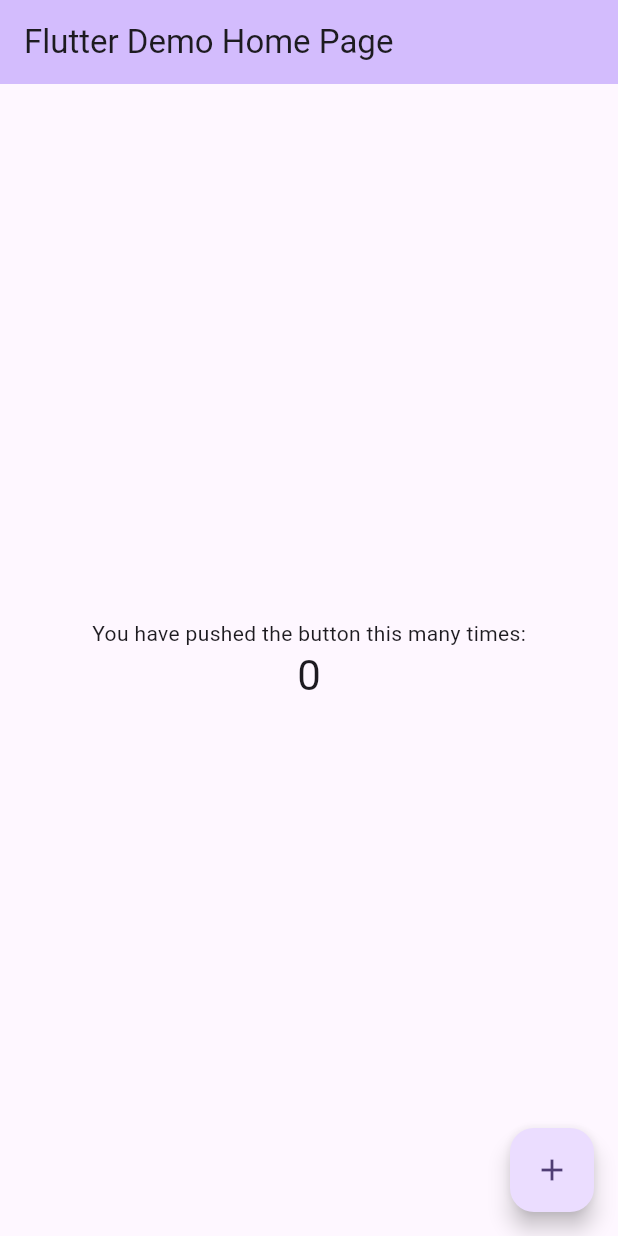
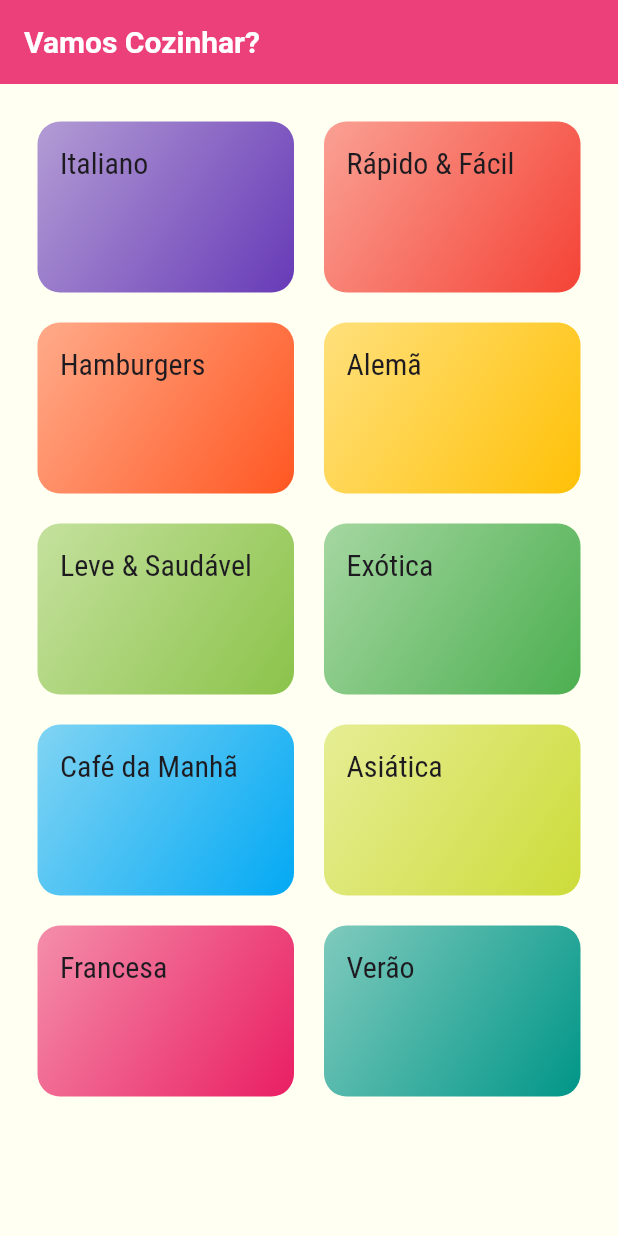
Before and after one commit to baakovi/meals, a Flutter app: the screen it shows after launch, on a phone screen of 412 x 824 dp. Run offline on Flutter 3.47's test engine with Material 3 defaults, Android fonts, the phone set to English and light mode, and no system bars.

Commit message:
Aula 183. Navegando para uma Nova Tela

```diff
--- /dev/null
+++ b/lib/components/category_item.dart
@@ -0,0 +1,31 @@
+import 'package:flutter/material.dart';
+import '../models/category.dart';
+
+class CategoryItem extends StatelessWidget {
+  final Category category;
+
+  const CategoryItem(this.category, {super.key});
+
+  @override
+  Widget build(BuildContext context) {
+    // ignore: avoid_unnecessary_containers
+    return Container(
+      padding: const EdgeInsets.all(15),
+      decoration: BoxDecoration(
+        borderRadius: BorderRadius.circular(15),
+        gradient: LinearGradient(
+          colors: [
+            category.color.withOpacity(0.5),
+            category.color,
+          ],
+          begin: Alignment.topLeft,
+          end: Alignment.bottomRight,
+        ),
+      ),
+      child: Text(
+        category.title,
+        style: Theme.of(context).textTheme.titleLarge,
+      ),
+    );
+  }
+}
--- /dev/null
+++ b/lib/data/dummy_data.dart
@@ -0,0 +1,56 @@
+import 'package:flutter/material.dart';
+import '../models/category.dart';
+
+// ignore: constant_identifier_names, unnecessary_const
+const DUMMY_CATEGORIES = const [
+  Category(
+    id: 'c1',
+    title: 'Italiano',
+    color: Colors.deepPurple,
+  ),
+  Category(
+    id: 'c2',
+    title: 'Rápido & Fácil',
+    color: Colors.red,
+  ),
+  Category(
+    id: 'c3',
+    title: 'Hamburgers',
+    color: Colors.deepOrange,
+  ),
+  Category(
+    id: 'c4',
+    title: 'Alemã',
+    color: Colors.amber,
+  ),
+  Category(
+    id: 'c5',
+    title: 'Leve & Saudável',
+    color: Colors.lightGreen,
+  ),
+  Category(
+    id: 'c6',
+    title: 'Exótica',
+    color: Colors.green,
+  ),
+  Category(
+    id: 'c7',
+    title: 'Café da Manhã',
+    color: Colors.lightBlue,
+  ),
+  Category(
+    id: 'c8',
+    title: 'Asiática',
+    color: Colors.lime,
+  ),
+  Category(
+    id: 'c9',
+    title: 'Francesa',
+    color: Colors.pink,
+  ),
+  Category(
+    id: 'c10',
+    title: 'Verão',
+    color: Colors.teal,
+  ),
+];
--- a/lib/main.dart
+++ b/lib/main.dart
@@ -1,8 +1,7 @@
 import 'package:flutter/material.dart';
+import 'screens/categories_screen.dart';
 
-void main() {
-  runApp(const MyApp());
-}
+void main() => runApp(const MyApp());
 
 class MyApp extends StatelessWidget {
   const MyApp({super.key});
@@ -11,115 +10,20 @@ class MyApp extends StatelessWidget {
   @override
   Widget build(BuildContext context) {
     return MaterialApp(
-      title: 'Flutter Demo',
+      title: 'DeliMeals',
       theme: ThemeData(
-        // This is the theme of your application.
-        //
-        // TRY THIS: Try running your application with "flutter run". You'll see
-        // the application has a purple toolbar. Then, without quitting the app,
-        // try changing the seedColor in the colorScheme below to Colors.green
-        // and then invoke "hot reload" (save your changes or press the "hot
-        // reload" button in a Flutter-supported IDE, or press "r" if you used
-        // the command line to start the app).
-        //
-        // Notice that the counter didn't reset back to zero; the application
-        // state is not lost during the reload. To reset the state, use hot
-        // restart instead.
-        //
-        // This works for code too, not just values: Most code changes can be
-        // tested with just a hot reload.
-        colorScheme: ColorScheme.fromSeed(seedColor: Colors.deepPurple),
-        useMaterial3: true,
+        primarySwatch: Colors.blue,
+        fontFamily: 'Raleway',
+        canvasColor: const Color.fromARGB(255, 255, 255, 242),
+        scaffoldBackgroundColor: const Color.fromARGB(255, 255, 255, 242),
+        textTheme: ThemeData.light().textTheme.copyWith(
+              titleLarge: const TextStyle(
+                fontSize: 20,
+                fontFamily: 'RobotoCondensed',
+              ),
+            ),
       ),
-      home: const MyHomePage(title: 'Flutter Demo Home Page'),
+      home: const CategoriesScreen(),
     );
   }
 }
-
-class MyHomePage extends StatefulWidget {
-  const MyHomePage({super.key, required this.title});
-
-  // This widget is the home page of your application. It is stateful, meaning
-  // that it has a State object (defined below) that contains fields that affect
-  // how it looks.
-
-  // This class is the configuration for the state. It holds the values (in this
-  // case the title) provided by the parent (in this case the App widget) and
-  // used by the build method of the State. Fields in a Widget subclass are
-  // always marked "final".
-
-  final String title;
-
-  @override
-  State<MyHomePage> createState() => _MyHomePageState();
-}
-
-class _MyHomePageState extends State<MyHomePage> {
-  int _counter = 0;
-
-  void _incrementCounter() {
-    setState(() {
-      // This call to setState tells the Flutter framework that something has
-      // changed in this State, which causes it to rerun the build method below
-      // so that the display can reflect the updated values. If we changed
-      // _counter without calling setState(), then the build method would not be
-      // called again, and so nothing would appear to happen.
-      _counter++;
-    });
-  }
-
-  @override
-  Widget build(BuildContext context) {
-    // This method is rerun every time setState is called, for instance as done
-    // by the _incrementCounter method above.
-    //
-    // The Flutter framework has been optimized to make rerunning build methods
-    // fast, so that you can just rebuild anything that needs updating rather
-    // than having to individually change instances of widgets.
-    return Scaffold(
-      appBar: AppBar(
-        // TRY THIS: Try changing the color here to a specific color (to
-        // Colors.amber, perhaps?) and trigger a hot reload to see the AppBar
-        // change color while the other colors stay the same.
-        backgroundColor: Theme.of(context).colorScheme.inversePrimary,
-        // Here we take the value from the MyHomePage object that was created by
-        // the App.build method, and use it to set our appbar title.
-        title: Text(widget.title),
-      ),
-      body: Center(
-        // Center is a layout widget. It takes a single child and positions it
-        // in the middle of the parent.
-        child: Column(
-          // Column is also a layout widget. It takes a list of children and
-          // arranges them vertically. By default, it sizes itself to fit its
-          // children horizontally, and tries to be as tall as its parent.
-          //
-          // Column has various properties to control how it sizes itself and
-          // how it positions its children. Here we use mainAxisAlignment to
-          // center the children vertically; the main axis here is the vertical
-          // axis because Columns are vertical (the cross axis would be
-          // horizontal).
-          //
-          // TRY THIS: Invoke "debug painting" (choose the "Toggle Debug Paint"
-          // action in the IDE, or press "p" in the console), to see the
-          // wireframe for each widget.
-          mainAxisAlignment: MainAxisAlignment.center,
-          children: <Widget>[
-            const Text(
-              'You have pushed the button this many times:',
-            ),
-            Text(
-              '$_counter',
-              style: Theme.of(context).textTheme.headlineMedium,
-            ),
-          ],
-        ),
-      ),
-      floatingActionButton: FloatingActionButton(
-        onPressed: _incrementCounter,
-        tooltip: 'Increment',
-        child: const Icon(Icons.add),
-      ), // This trailing comma makes auto-formatting nicer for build methods.
-    );
-  }
-}
--- /dev/null
+++ b/lib/models/category.dart
@@ -0,0 +1,15 @@
+import 'package:flutter/material.dart';
+
+class Category {
+  final String id;
+
+  final String title;
+
+  final Color color;
+
+  const Category({
+    required this.id,
+    required this.title,
+    this.color = Colors.orange,
+  });
+}
--- /dev/null
+++ b/lib/screens/categories_screen.dart
@@ -0,0 +1,37 @@
+import 'package:flutter/material.dart';
+import '../components/category_item.dart';
+import '../data/dummy_data.dart';
+
+class CategoriesScreen extends StatelessWidget {
+  const CategoriesScreen({super.key});
+
+  @override
+  Widget build(BuildContext context) {
+    return Scaffold(
+      appBar: AppBar(
+        title: const Text('Vamos Cozinhar?'),
+        backgroundColor: Colors.pink[400],
+        foregroundColor: Colors.white,
+        titleTextStyle: const TextStyle(
+          fontSize: 20,
+          fontWeight: FontWeight.bold,
+        ),
+      ),
+      body: GridView(
+        padding: const EdgeInsets.all(25),
+        gridDelegate: const SliverGridDelegateWithMaxCrossAxisExtent(
+          maxCrossAxisExtent: 200,
+          // The ratio of the cross-axis to the main-axis extent of each child.
+          childAspectRatio: 3 / 2,
+          // The number of logical pixels between each child along the cross axis.
+          crossAxisSpacing: 20,
+          // The number of logical pixels between each child along the main axis.
+          mainAxisSpacing: 20,
+        ),
+        children: DUMMY_CATEGORIES.map((cat) {
+          return CategoryItem(cat);
+        }).toList(),
+      ),
+    );
+  }
+}
```
Also changed, not shown: pubspec.yaml (+17 -6 lines), assets/fonts/Raleway-Black.ttf (added), assets/fonts/Raleway-Bold.ttf (added), assets/fonts/Raleway-Regular.ttf (added), assets/fonts/RobotoCondensed-Bold.ttf (added), assets/fonts/RobotoCondensed-Italic.ttf (added), assets/fonts/RobotoCondensed-Light.ttf (added), assets/fonts/RobotoCondensed-Regular.ttf (added).
